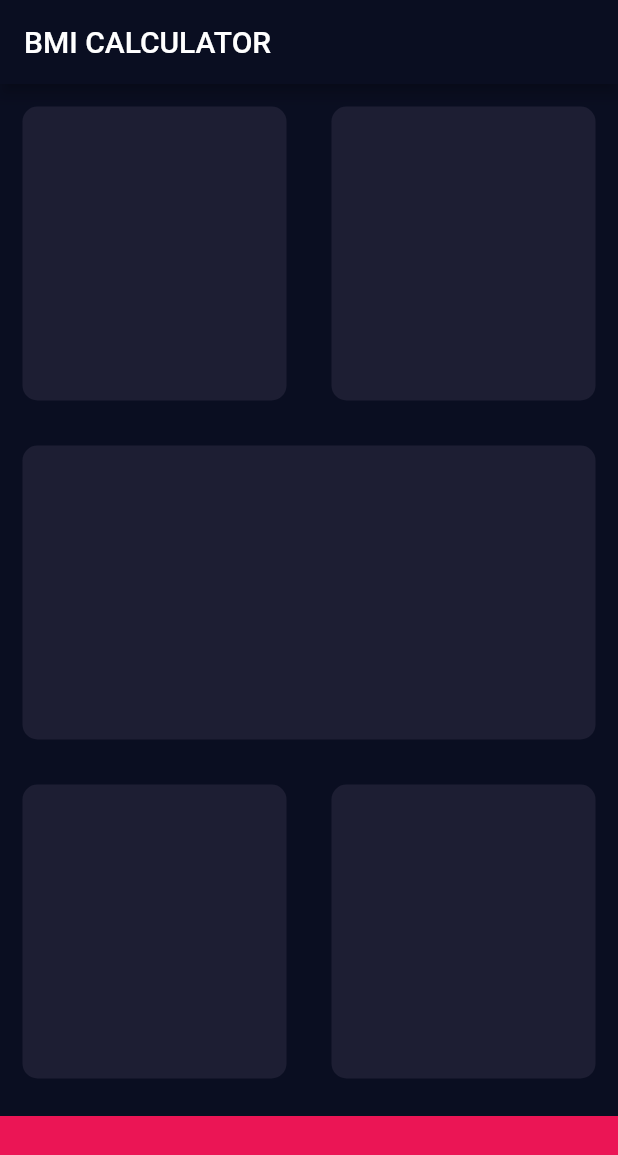
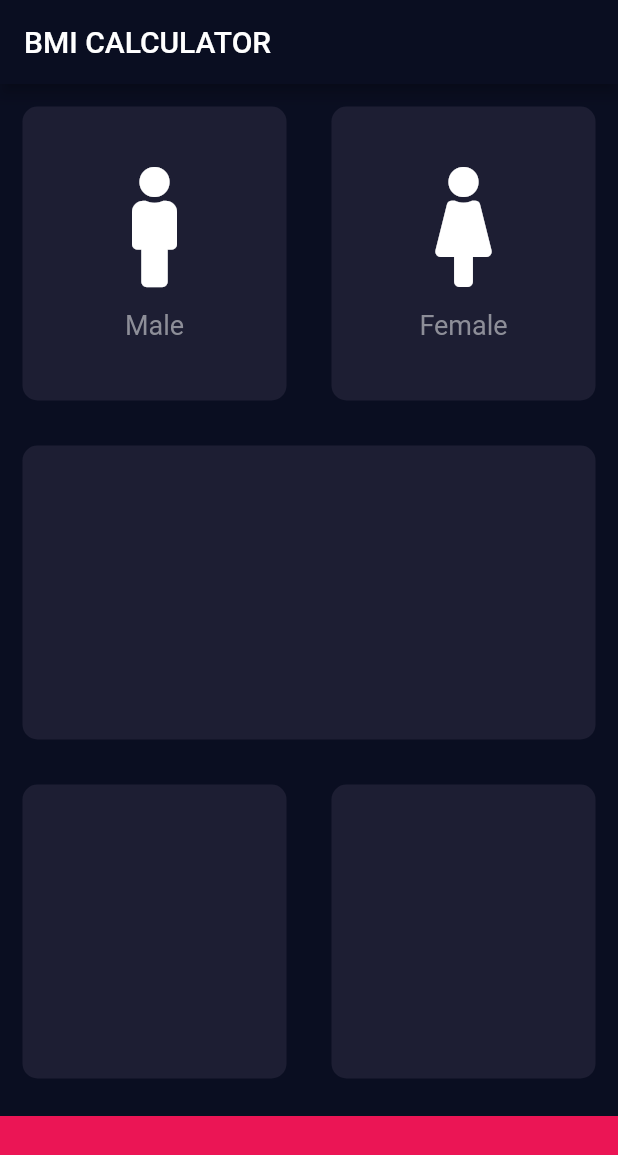
Before and after one commit to Mosquito1123/GetMyBMI, a Flutter app: the screen it shows after launch, on a phone screen of 412 x 824 dp. Shown: the top 1155 px of the screen. Run offline on Flutter 3.47's test engine with Material 2 defaults, Android fonts, the phone set to English and light mode, and no system bars; our stand-ins replace font_awesome_flutter.

Commit message:
Display male and female icons
- Put reusable_card and icon_content in their own dart files

```diff
--- /dev/null
+++ b/lib/icon_content.dart
@@ -0,0 +1,27 @@
+import 'package:flutter/material.dart';
+
+const labelTextStyle = TextStyle(fontSize: 18.0, color: Color(0xFF8D8E98));
+
+class IconContent extends StatelessWidget {
+  IconContent({@required this.icon, @required this.iconText});
+
+  final IconData icon;
+  final String iconText;
+
+  @override
+  Widget build(BuildContext context) {
+    return Column(
+      mainAxisAlignment: MainAxisAlignment.center,
+      children: <Widget>[
+        Icon(
+          icon,
+          size: 80.0,
+        ),
+        SizedBox(
+          height: 15.0,
+        ),
+        Text(iconText, style: labelTextStyle)
+      ],
+    );
+  }
+}
--- a/lib/input_page.dart
+++ b/lib/input_page.dart
@@ -1,8 +1,11 @@
 import 'package:flutter/material.dart';
+import 'package:font_awesome_flutter/font_awesome_flutter.dart';
+import 'icon_content.dart';
+import 'reusable_card.dart';
 
 const bottomContainerHeight = 80.0;
-const greyColour = Color(0xFF1D1E33);
-const pinkColour = Color(0xFFEB1555);
+const cardColour = Color(0xFF1D1E33);
+const bottomCardColour = Color(0xFFEB1555);
 
 class InputPage extends StatefulWidget {
   @override
@@ -23,19 +26,27 @@ class _InputPageState extends State<InputPage> {
               children: <Widget>[
                 Expanded(
                   child: ReusableCard(
-                    cardColour: greyColour,
+                    cardColour: cardColour,
+                    cardChild: IconContent(
+                      icon: FontAwesomeIcons.male,
+                      iconText: 'Male',
+                    ),
                   ),
                 ),
                 Expanded(
                   child: ReusableCard(
-                    cardColour: greyColour,
+                    cardColour: cardColour,
+                    cardChild: IconContent(
+                      icon: FontAwesomeIcons.female,
+                      iconText: 'Female',
+                    ),
                   ),
                 ),
               ],
             )),
             Expanded(
               child: ReusableCard(
-                cardColour: greyColour,
+                cardColour: cardColour,
               ),
             ),
             Expanded(
@@ -43,18 +54,18 @@ class _InputPageState extends State<InputPage> {
               children: <Widget>[
                 Expanded(
                   child: ReusableCard(
-                    cardColour: greyColour,
+                    cardColour: cardColour,
                   ),
                 ),
                 Expanded(
                   child: ReusableCard(
-                    cardColour: greyColour,
+                    cardColour: cardColour,
                   ),
                 ),
               ],
             )),
             Container(
-              color: pinkColour,
+              color: bottomCardColour,
               margin: EdgeInsets.only(top: 10.0),
               width: double.infinity,
               height: bottomContainerHeight,
@@ -63,17 +74,3 @@ class _InputPageState extends State<InputPage> {
         ));
   }
 }
-
-// Reusable Widget for Layout
-class ReusableCard extends StatelessWidget {
-  ReusableCard({@required this.cardColour});
-  final Color cardColour;
-  @override
-  Widget build(BuildContext context) {
-    return Container(
-      margin: EdgeInsets.all(15.0),
-      decoration: BoxDecoration(
-          color: cardColour, borderRadius: BorderRadius.circular(10.0)),
-    );
-  }
-}
--- /dev/null
+++ b/lib/reusable_card.dart
@@ -0,0 +1,17 @@
+import 'package:flutter/material.dart';
+
+// Reusable Widget for Layout
+class ReusableCard extends StatelessWidget {
+  ReusableCard({@required this.cardColour, this.cardChild});
+  final Color cardColour;
+  final Widget cardChild;
+  @override
+  Widget build(BuildContext context) {
+    return Container(
+      child: cardChild,
+      margin: EdgeInsets.all(15.0),
+      decoration: BoxDecoration(
+          color: cardColour, borderRadius: BorderRadius.circular(10.0)),
+    );
+  }
+}
--- a/pubspec.yaml
+++ b/pubspec.yaml
@@ -8,7 +8,7 @@ environment:
 dependencies:
   flutter:
     sdk: flutter
-
+  font_awesome_flutter: ^8.4.0
   cupertino_icons: ^0.1.2
 
 dev_dependencies:
```
Also changed, not shown: pubspec.lock.
